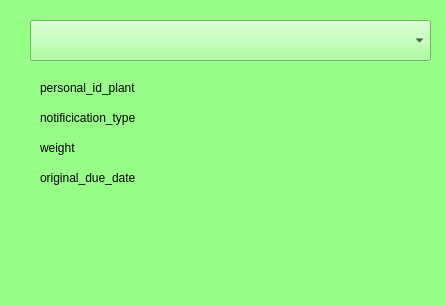
denzelxav/Plantfolio, file project/ui/notifier_window.ui: the form before one commit.
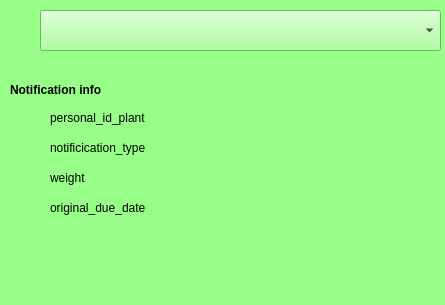
The form after the commit.

Commit message: Updated the GUI for the notifier window

Diff of the .ui file:
```diff
--- a/project/ui/notifier_window.ui
+++ b/project/ui/notifier_window.ui
@@ -20,8 +20,8 @@
    <widget class="QLabel" name="personal_id_plant">
     <property name="geometry">
      <rect>
-      <x>40</x>
-      <y>80</y>
+      <x>50</x>
+      <y>110</y>
       <width>161</width>
       <height>16</height>
      </rect>
@@ -33,8 +33,8 @@
    <widget class="QLabel" name="notification_type">
     <property name="geometry">
      <rect>
-      <x>40</x>
-      <y>110</y>
+      <x>50</x>
+      <y>140</y>
       <width>121</width>
       <height>16</height>
      </rect>
@@ -46,8 +46,8 @@
    <widget class="QComboBox" name="Notifications">
     <property name="geometry">
      <rect>
-      <x>30</x>
-      <y>20</y>
+      <x>40</x>
+      <y>10</y>
       <width>401</width>
       <height>41</height>
      </rect>
@@ -56,8 +56,8 @@
    <widget class="QLabel" name="weight">
     <property name="geometry">
      <rect>
-      <x>40</x>
-      <y>140</y>
+      <x>50</x>
+      <y>170</y>
       <width>91</width>
       <height>16</height>
      </rect>
@@ -69,8 +69,8 @@
    <widget class="QLabel" name="original_due_date">
     <property name="geometry">
      <rect>
-      <x>40</x>
-      <y>170</y>
+      <x>50</x>
+      <y>200</y>
       <width>121</width>
       <height>16</height>
      </rect>
@@ -79,6 +79,22 @@
      <string>original_due_date</string>
     </property>
    </widget>
+   <widget class="QLabel" name="Notification_info">
+    <property name="geometry">
+     <rect>
+      <x>10</x>
+      <y>80</y>
+      <width>151</width>
+      <height>21</height>
+     </rect>
+    </property>
+    <property name="toolTip">
+     <string>&lt;html&gt;&lt;head/&gt;&lt;body&gt;&lt;p&gt;&lt;span style=&quot; font-weight:700;&quot;&gt;Notification info&lt;/span&gt;&lt;/p&gt;&lt;/body&gt;&lt;/html&gt;</string>
+    </property>
+    <property name="text">
+     <string>&lt;html&gt;&lt;head/&gt;&lt;body&gt;&lt;p&gt;&lt;span style=&quot; font-weight:700;&quot;&gt;Notification info&lt;/span&gt;&lt;/p&gt;&lt;/body&gt;&lt;/html&gt;</string>
+    </property>
+   </widget>
   </widget>
   <widget class="QStatusBar" name="statusbar"/>
  </widget>
```
The commit also changes 2 other files.
